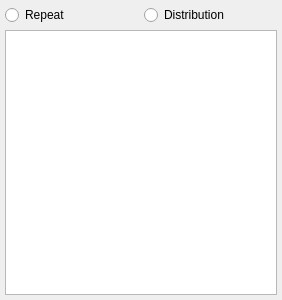
First picture: the form in plugins/drugsplugin/drugswidget/dailyschemeviewer.ui, repository FreeHealth/freehealth, before the edit.
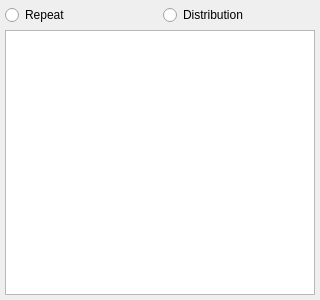
Second picture: the form after the edit.

```diff
--- a/plugins/drugsplugin/drugswidget/dailyschemeviewer.ui
+++ b/plugins/drugsplugin/drugswidget/dailyschemeviewer.ui
@@ -6,10 +6,16 @@
    <rect>
     <x>0</x>
     <y>0</y>
-    <width>282</width>
+    <width>320</width>
     <height>300</height>
    </rect>
   </property>
+  <property name="sizePolicy">
+   <sizepolicy hsizetype="Expanding" vsizetype="Expanding">
+    <horstretch>0</horstretch>
+    <verstretch>0</verstretch>
+   </sizepolicy>
+  </property>
   <property name="windowTitle">
    <string>Form</string>
   </property>
@@ -36,6 +42,21 @@
    </item>
    <item row="1" column="0" colspan="2">
     <widget class="QTableView" name="dailyTableView">
+     <property name="sizePolicy">
+      <sizepolicy hsizetype="Expanding" vsizetype="Expanding">
+       <horstretch>1</horstretch>
+       <verstretch>1</verstretch>
+      </sizepolicy>
+     </property>
+     <property name="minimumSize">
+      <size>
+       <width>250</width>
+       <height>0</height>
+      </size>
+     </property>
+     <property name="sizeAdjustPolicy">
+      <enum>QAbstractScrollArea::AdjustToContents</enum>
+     </property>
      <property name="editTriggers">
       <set>QAbstractItemView::AllEditTriggers</set>
      </property>
```
Left out of the diff: 20 changed lines with no effect on the pictures.
